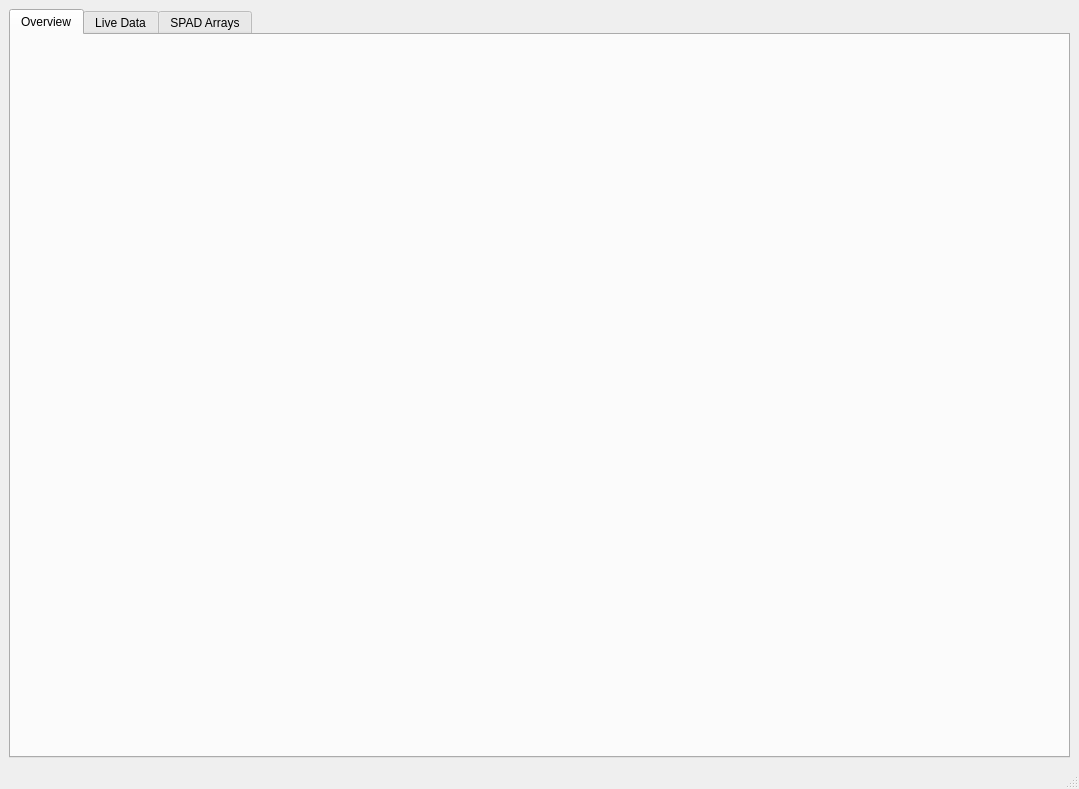
The window that GUI/MainWindow.ui (sgcarrier/cephei2) describes before a commit, drawn with Qt 5.
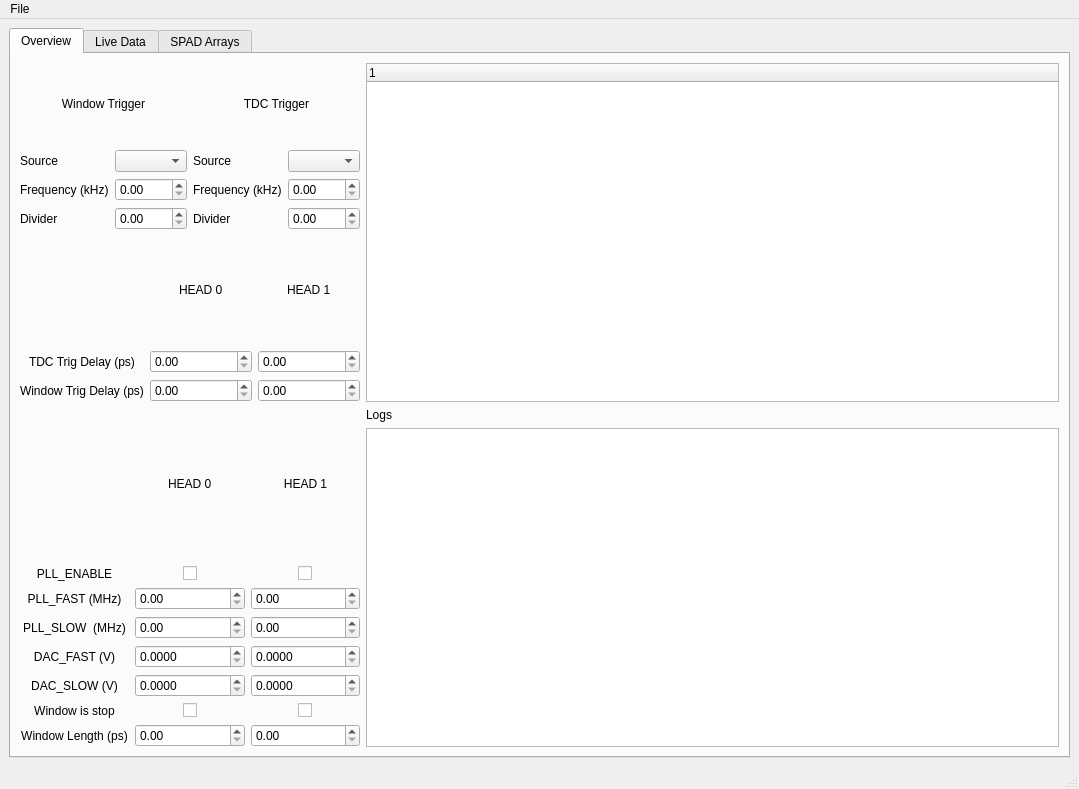
The same window after the commit. The open tabs and pages were chosen to show the change. Custom widgets are drawn as their Qt base class.

Commit message: Fixed long timeout causing unresponsive GUI and added logging

Patch:
```diff
--- a/GUI/MainWindow.ui
+++ b/GUI/MainWindow.ui
@@ -15,7 +15,7 @@
   </property>
   <widget class="QWidget" name="centralwidget">
    <layout class="QGridLayout" name="gridLayout">
-    <item row="0" column="0">
+    <item row="0" column="1">
      <widget class="QTabWidget" name="tabWidget">
       <property name="currentIndex">
        <number>2</number>
@@ -24,6 +24,422 @@
        <attribute name="title">
         <string>Overview</string>
        </attribute>
+       <layout class="QGridLayout" name="gridLayout_8">
+        <item row="0" column="0">
+         <layout class="QGridLayout" name="gridLayout_7">
+          <item row="0" column="0">
+           <layout class="QVBoxLayout" name="verticalLayout_13">
+            <item>
+             <layout class="QVBoxLayout" name="verticalLayout_12">
+              <item>
+               <layout class="QHBoxLayout" name="horizontalLayout_3">
+                <item>
+                 <layout class="QVBoxLayout" name="verticalLayout_9">
+                  <item>
+                   <widget class="QLabel" name="label_3">
+                    <property name="text">
+                     <string>Window Trigger</string>
+                    </property>
+                    <property name="alignment">
+                     <set>Qt::AlignCenter</set>
+                    </property>
+                   </widget>
+                  </item>
+                  <item>
+                   <layout class="QFormLayout" name="formLayout">
+                    <item row="0" column="0">
+                     <widget class="QLabel" name="label">
+                      <property name="text">
+                       <string>Source</string>
+                      </property>
+                     </widget>
+                    </item>
+                    <item row="0" column="1">
+                     <widget class="QComboBox" name="wind_trig_source_comboBox"/>
+                    </item>
+                    <item row="1" column="0">
+                     <widget class="QLabel" name="label_2">
+                      <property name="text">
+                       <string>Frequency (kHz)</string>
+                      </property>
+                     </widget>
+                    </item>
+                    <item row="1" column="1">
+                     <widget class="QDoubleSpinBox" name="wind_trig_freq_SpinBox">
+                      <property name="maximum">
+                       <double>500.000000000000000</double>
+                      </property>
+                     </widget>
+                    </item>
+                    <item row="2" column="0">
+                     <widget class="QLabel" name="label_21">
+                      <property name="text">
+                       <string>Divider</string>
+                      </property>
+                     </widget>
+                    </item>
+                    <item row="2" column="1">
+                     <widget class="QDoubleSpinBox" name="wind_trig_divider_SpinBox"/>
+                    </item>
+                   </layout>
+                  </item>
+                 </layout>
+                </item>
+                <item>
+                 <layout class="QVBoxLayout" name="verticalLayout_10">
+                  <item>
+                   <widget class="QLabel" name="label_4">
+                    <property name="text">
+                     <string>TDC Trigger</string>
+                    </property>
+                    <property name="alignment">
+                     <set>Qt::AlignCenter</set>
+                    </property>
+                   </widget>
+                  </item>
+                  <item>
+                   <layout class="QFormLayout" name="formLayout_2">
+                    <item row="0" column="0">
+                     <widget class="QLabel" name="label_5">
+                      <property name="text">
+                       <string>Source</string>
+                      </property>
+                     </widget>
+                    </item>
+                    <item row="0" column="1">
+                     <widget class="QComboBox" name="tdc_trig_source_comboBox"/>
+                    </item>
+                    <item row="1" column="0">
+                     <widget class="QLabel" name="label_6">
+                      <property name="text">
+                       <string>Frequency (kHz)</string>
+                      </property>
+                     </widget>
+                    </item>
+                    <item row="1" column="1">
+                     <widget class="QDoubleSpinBox" name="tdc_trig_freq_SpinBox">
+                      <property name="maximum">
+                       <double>500.000000000000000</double>
+                      </property>
+                      <property name="value">
+                       <double>0.000000000000000</double>
+                      </property>
+                     </widget>
+                    </item>
+                    <item row="2" column="0">
+                     <widget class="QLabel" name="label_22">
+                      <property name="text">
+                       <string>Divider</string>
+                      </property>
+                     </widget>
+                    </item>
+                    <item row="2" column="1">
+                     <widget class="QDoubleSpinBox" name="tdc_trig_divider_SpinBox"/>
+                    </item>
+                   </layout>
+                  </item>
+                 </layout>
+                </item>
+               </layout>
+              </item>
+              <item>
+               <layout class="QGridLayout" name="gridLayout_6">
+                <item row="0" column="1" alignment="Qt::AlignHCenter">
+                 <widget class="QLabel" name="label_17">
+                  <property name="text">
+                   <string>HEAD 0</string>
+                  </property>
+                 </widget>
+                </item>
+                <item row="0" column="2" alignment="Qt::AlignHCenter">
+                 <widget class="QLabel" name="label_18">
+                  <property name="text">
+                   <string>HEAD 1</string>
+                  </property>
+                 </widget>
+                </item>
+                <item row="1" column="0" alignment="Qt::AlignHCenter">
+                 <widget class="QLabel" name="label_19">
+                  <property name="text">
+                   <string>TDC Trig Delay (ps)</string>
+                  </property>
+                 </widget>
+                </item>
+                <item row="1" column="1">
+                 <widget class="QDoubleSpinBox" name="tdc_trig_delay_h0_SpinBox">
+                  <property name="maximum">
+                   <double>10000.000000000000000</double>
+                  </property>
+                 </widget>
+                </item>
+                <item row="1" column="2">
+                 <widget class="QDoubleSpinBox" name="tdc_trig_delay_h1_SpinBox">
+                  <property name="maximum">
+                   <double>10000.000000000000000</double>
+                  </property>
+                 </widget>
+                </item>
+                <item row="2" column="0" alignment="Qt::AlignHCenter">
+                 <widget class="QLabel" name="label_20">
+                  <property name="text">
+                   <string>Window Trig Delay (ps)</string>
+                  </property>
+                 </widget>
+                </item>
+                <item row="2" column="1">
+                 <widget class="QDoubleSpinBox" name="wind_trig_delay_h0_SpinBox">
+                  <property name="maximum">
+                   <double>10000.000000000000000</double>
+                  </property>
+                 </widget>
+                </item>
+                <item row="2" column="2">
+                 <widget class="QDoubleSpinBox" name="wind_trig_delay_h1_SpinBox">
+                  <property name="maximum">
+                   <double>10000.000000000000000</double>
+                  </property>
+                 </widget>
+                </item>
+               </layout>
+              </item>
+             </layout>
+            </item>
+            <item>
+             <layout class="QGridLayout" name="gridLayout_5">
+              <item row="0" column="1" alignment="Qt::AlignHCenter">
+               <widget class="QLabel" name="label_7">
+                <property name="text">
+                 <string>HEAD 0</string>
+                </property>
+               </widget>
+              </item>
+              <item row="0" column="2">
+               <widget class="QLabel" name="label_8">
+                <property name="text">
+                 <string>HEAD 1</string>
+                </property>
+                <property name="alignment">
+                 <set>Qt::AlignCenter</set>
+                </property>
+               </widget>
+              </item>
+              <item row="1" column="0">
+               <widget class="QLabel" name="label_13">
+                <property name="text">
+                 <string>PLL_ENABLE</string>
+                </property>
+                <property name="alignment">
+                 <set>Qt::AlignCenter</set>
+                </property>
+               </widget>
+              </item>
+              <item row="2" column="0">
+               <widget class="QLabel" name="label_9">
+                <property name="text">
+                 <string>PLL_FAST (MHz)</string>
+                </property>
+                <property name="alignment">
+                 <set>Qt::AlignCenter</set>
+                </property>
+               </widget>
+              </item>
+              <item row="2" column="1">
+               <widget class="QDoubleSpinBox" name="pll_fast_h0_SpinBox">
+                <property name="maximum">
+                 <double>350.000000000000000</double>
+                </property>
+                <property name="value">
+                 <double>0.000000000000000</double>
+                </property>
+               </widget>
+              </item>
+              <item row="2" column="2">
+               <widget class="QDoubleSpinBox" name="pll_fast_h1_SpinBox">
+                <property name="maximum">
+                 <double>350.000000000000000</double>
+                </property>
+                <property name="value">
+                 <double>0.000000000000000</double>
+                </property>
+               </widget>
+              </item>
+              <item row="3" column="0">
+               <widget class="QLabel" name="label_10">
+                <property name="text">
+                 <string>PLL_SLOW  (MHz)</string>
+                </property>
+                <property name="alignment">
+                 <set>Qt::AlignCenter</set>
+                </property>
+               </widget>
+              </item>
+              <item row="3" column="1">
+               <widget class="QDoubleSpinBox" name="pll_slow_h0_SpinBox"/>
+              </item>
+              <item row="3" column="2">
+               <widget class="QDoubleSpinBox" name="pll_slow_h1_SpinBox"/>
+              </item>
+              <item row="4" column="0">
+               <widget class="QLabel" name="label_11">
+                <property name="text">
+                 <string>DAC_FAST (V)</string>
+                </property>
+                <property name="alignment">
+                 <set>Qt::AlignCenter</set>
+                </property>
+               </widget>
+              </item>
+              <item row="4" column="1">
+               <widget class="QDoubleSpinBox" name="dac_fast_h0_SpinBox">
+                <property name="decimals">
+                 <number>4</number>
+                </property>
+               </widget>
+              </item>
+              <item row="4" column="2">
+               <widget class="QDoubleSpinBox" name="dac_fast_h1_SpinBox">
+                <property name="decimals">
+                 <number>4</number>
+                </property>
+               </widget>
+              </item>
+              <item row="5" column="0">
+               <widget class="QLabel" name="label_12">
+                <property name="text">
+                 <string>DAC_SLOW (V)</string>
+                </property>
+                <property name="alignment">
+                 <set>Qt::AlignCenter</set>
+                </property>
+               </widget>
+              </item>
+              <item row="5" column="1">
+               <widget class="QDoubleSpinBox" name="dac_slow_h0_SpinBox">
+                <property name="decimals">
+                 <number>4</number>
+                </property>
+               </widget>
+              </item>
+              <item row="5" column="2">
+               <widget class="QDoubleSpinBox" name="dac_fast_h1_SpinBox_2">
+                <property name="decimals">
+                 <number>4</number>
+                </property>
+               </widget>
+              </item>
+              <item row="6" column="0">
+               <widget class="QLabel" name="label_14">
+                <property name="text">
+                 <string>Window is stop</string>
+                </property>
+                <property name="alignment">
+                 <set>Qt::AlignCenter</set>
+                </property>
+               </widget>
+              </item>
+              <item row="7" column="0">
+               <widget class="QLabel" name="label_15">
+                <property name="text">
+                 <string>Window Length (ps)</string>
+                </property>
+                <property name="alignment">
+                 <set>Qt::AlignCenter</set>
+                </property>
+               </widget>
+              </item>
+              <item row="7" column="1">
+               <widget class="QDoubleSpinBox" name="window_length_h0_SpinBox"/>
+              </item>
+              <item row="7" column="2">
+               <widget class="QDoubleSpinBox" name="window_length_h1_SpinBox"/>
+              </item>
+              <item row="6" column="1" alignment="Qt::AlignHCenter">
+               <widget class="QCheckBox" name="window_is_stop_h0_checkBox">
+                <property name="text">
+                 <string/>
+                </property>
+               </widget>
+              </item>
+              <item row="6" column="2" alignment="Qt::AlignHCenter">
+               <widget class="QCheckBox" name="window_is_stop_h1_checkBox">
+                <property name="text">
+                 <string/>
+                </property>
+               </widget>
+              </item>
+              <item row="1" column="1" alignment="Qt::AlignHCenter">
+               <widget class="QCheckBox" name="pll_enable_h0_checkBox">
+                <property name="sizePolicy">
+                 <sizepolicy hsizetype="Minimum" vsizetype="Minimum">
+                  <horstretch>0</horstretch>
+                  <verstretch>0</verstretch>
+                 </sizepolicy>
+                </property>
+                <property name="text">
+                 <string/>
+                </property>
+               </widget>
+              </item>
+              <item row="1" column="2" alignment="Qt::AlignHCenter">
+               <widget class="QCheckBox" name="pll_enable_h1_checkBox">
+                <property name="text">
+                 <string/>
+                </property>
+               </widget>
+              </item>
+             </layout>
+            </item>
+           </layout>
+          </item>
+          <item row="0" column="1">
+           <layout class="QGridLayout" name="gridLayout_10">
+            <item row="1" column="0">
+             <layout class="QGridLayout" name="gridLayout_9">
+              <item row="1" column="0">
+               <widget class="QTextBrowser" name="logTextBrowser">
+                <property name="sizePolicy">
+                 <sizepolicy hsizetype="Expanding" vsizetype="Expanding">
+                  <horstretch>0</horstretch>
+                  <verstretch>0</verstretch>
+                 </sizepolicy>
+                </property>
+                <property name="sizeAdjustPolicy">
+                 <enum>QAbstractScrollArea::AdjustToContents</enum>
+                </property>
+                <property name="lineWrapMode">
+                 <enum>QTextEdit::NoWrap</enum>
+                </property>
+               </widget>
+              </item>
+              <item row="0" column="0">
+               <widget class="QLabel" name="label_16">
+                <property name="sizePolicy">
+                 <sizepolicy hsizetype="Expanding" vsizetype="Preferred">
+                  <horstretch>0</horstretch>
+                  <verstretch>0</verstretch>
+                 </sizepolicy>
+                </property>
+                <property name="text">
+                 <string>Logs</string>
+                </property>
+               </widget>
+              </item>
+             </layout>
+            </item>
+            <item row="0" column="0">
+             <widget class="QTreeWidget" name="treeWidget">
+              <column>
+               <property name="text">
+                <string notr="true">1</string>
+               </property>
+              </column>
+             </widget>
+            </item>
+           </layout>
+          </item>
+         </layout>
+        </item>
+       </layout>
       </widget>
       <widget class="QWidget" name="LiveData_tab">
        <attribute name="title">
@@ -202,6 +618,14 @@
      <height>28</height>
     </rect>
    </property>
+   <widget class="QMenu" name="menuFile">
+    <property name="title">
+     <string>File</string>
+    </property>
+    <addaction name="actionConnect"/>
+    <addaction name="actionExit"/>
+   </widget>
+   <addaction name="menuFile"/>
   </widget>
   <widget class="QStatusBar" name="statusbar"/>
  </widget>
```
Left out of the diff: 12 changed lines with no effect on the pictures. The commit also changes 4 other files.
